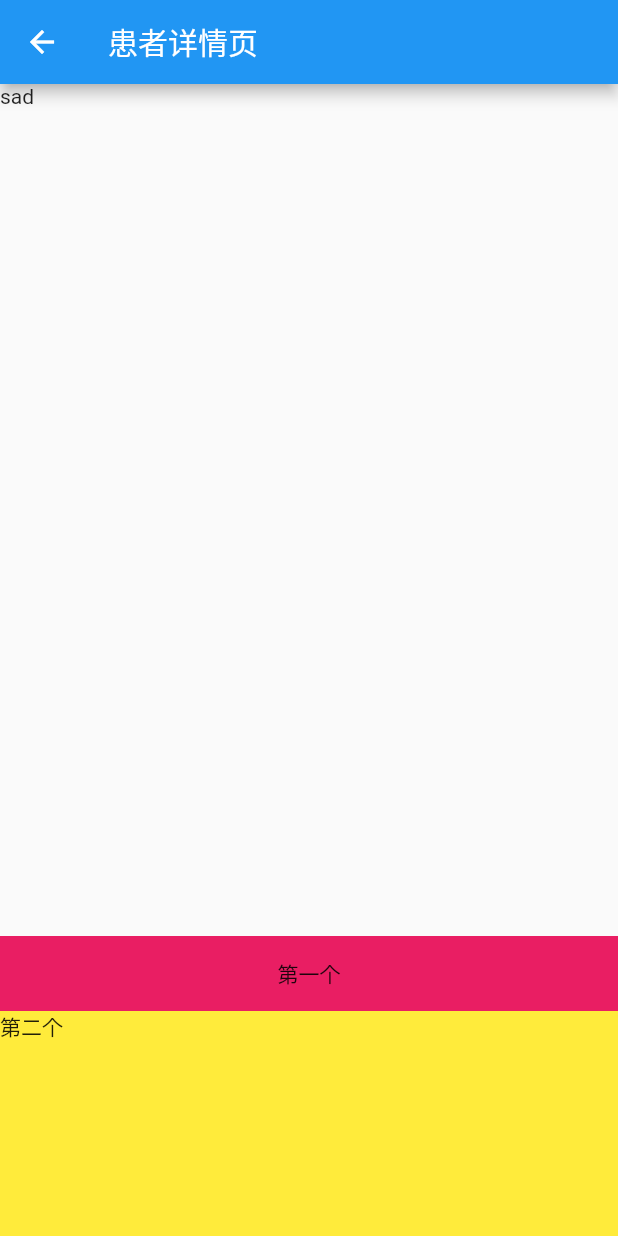
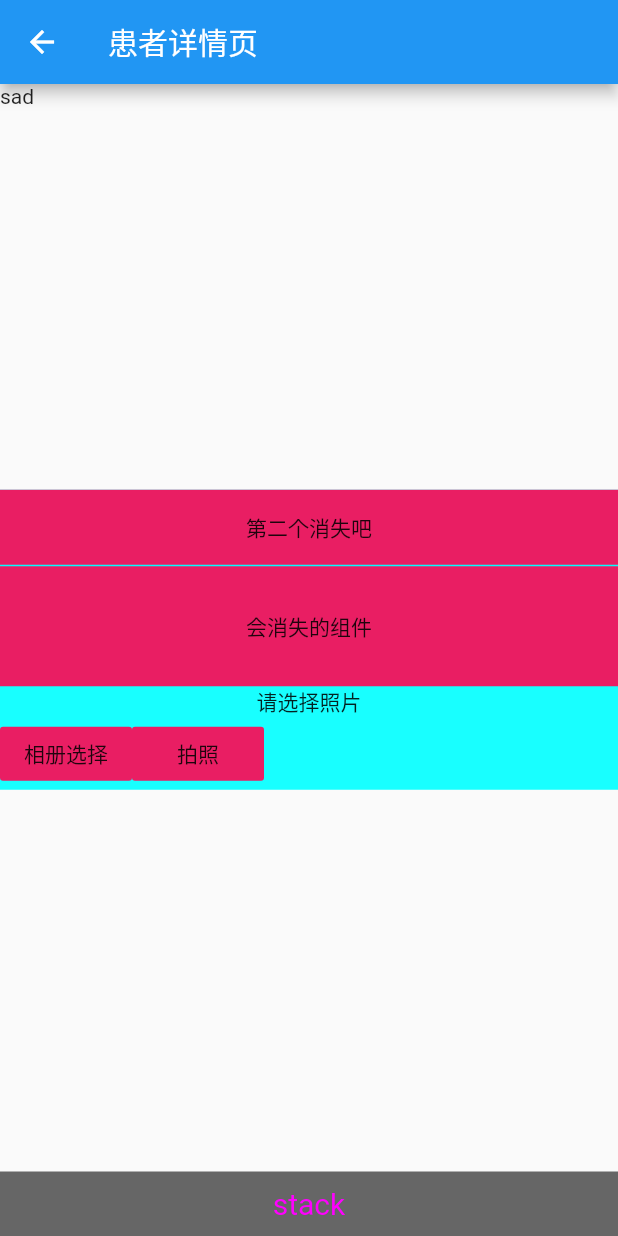
Before and after one commit to dreamlvxx/flutter_haodf, a Flutter app: the PatientDetailsPage screen opened directly, on a phone screen of 412 x 824 dp. Run offline on Flutter 3.47's test engine with Material 2 defaults, Android fonts, the phone set to English and light mode, and no system bars; our stand-ins replace dio, flutter_easyrefresh, image_picker; generated files the repository leaves out were written again.

Commit message:
add image_picker

```diff
--- a/lib/ui/patient_details_page.dart
+++ b/lib/ui/patient_details_page.dart
@@ -1,4 +1,5 @@
 import 'package:flutter/material.dart';
+import 'package:image_picker/image_picker.dart';
 
 class PatientDetailsPage extends StatelessWidget {
   String patientId;
@@ -10,16 +11,30 @@ class PatientDetailsPage extends StatelessWidget {
         title: Text("患者详情页"),
       ),
       body: Container(
-        width: double.infinity,
-        height: double.infinity,
+        width: double.infinity,//最大化
+        height: double.infinity,//最大化
         child: Column(
-          mainAxisAlignment: MainAxisAlignment.spaceBetween,
+          mainAxisAlignment: MainAxisAlignment.spaceBetween, //靠左右两边绘制
           crossAxisAlignment: CrossAxisAlignment.start,
           children: <Widget>[
             Container(
               child: Text("sad"),
             ),
-            PatientDetail()
+            PatientDetail(),
+            Stack(//可以重叠组件的view，类似于relativelayout
+              children: <Widget>[
+                Container(
+                  alignment: Alignment.center,
+                  color: const Color(0xff666666),
+                  width: double.infinity,
+                  child: Padding(
+                      padding: EdgeInsets.all(10.0),
+                      child: Text("stack",
+                          style: TextStyle(
+                              fontSize: 20, color: const Color(0xffff00ff)))),
+                )
+              ],
+            )
           ],
         ),
       ),
@@ -35,10 +50,24 @@ class PatientDetail extends StatefulWidget {
 }
 
 class _PatientDetail extends State<PatientDetail> {
+  bool ifOff = true;
+  var imageFile;
+  Future getImage () async{
+    var file = await ImagePicker.pickImage(source: ImageSource.gallery);
+    setState(() {
+      imageFile = file;
+    });
+  }
+  Future tajePhoto () async{
+    var file = await ImagePicker.pickImage(source: ImageSource.camera);
+    setState(() {
+      imageFile = file;
+    });
+  }
   @override
   Widget build(BuildContext context) {
     return Column(
-      mainAxisAlignment: MainAxisAlignment.spaceBetween,
+      mainAxisAlignment: MainAxisAlignment.spaceBetween,//从两边开始绘制
       crossAxisAlignment: CrossAxisAlignment.start,
       children: <Widget>[
         Container(
@@ -62,15 +91,71 @@ class _PatientDetail extends State<PatientDetail> {
               crossAxisAlignment: CrossAxisAlignment.start,
               children: <Widget>[
                 //container 中内容对齐方式用alignment属性
-                Container(height: 50.0,alignment: Alignment.center,width: double.infinity,color: Colors.pink, child: Text("第一个")),
+                Container(
+                    height: 50.0,
+                    alignment: Alignment.center,//内容对齐方式
+                    width: double.infinity,
+                    color: Colors.pink,
+                    child: FlatButton(//扁平化的按钮
+                        onPressed: () {
+                          setState(() {
+                            ifOff = !ifOff;
+                          });
+                        },
+                        child: Text("第二个消失吧"))),
+                Divider(//专用分割线
+                  height: 1.0,
+                  color: const Color(0xff00ffff),
+                ),
                 //在布局中，想让一个元素充满父布局的剩余空间，用Expand
                 Expanded(
-                  //double.infinity 会强制让一个元素充满
-                  child: Container(width: double.infinity,color: Colors.yellow, child: Text("第二个")),
-                )
+                  child: AnimatedOpacity(//可设置透明度的组件
+                    opacity: ifOff ? 1.0 : 0.0,
+                    duration: Duration(milliseconds: 500),
+                    child: Container(
+                        alignment: Alignment.center,
+                        width: double.infinity,
+                        color: Colors.pink,
+                        child: Padding(
+                            padding: EdgeInsets.all(3.0),
+                            child: Text("会消失的组件"))),
+                  ),
+                ),
+                getImageView(imageFile),
+                Row(
+                  children: <Widget>[
+                    FlatButton(
+                      color: Colors.pink,
+                      child: Text("相册选择"),
+                      onPressed: (){
+                        getImage();
+                      },
+                    ),
+                    FlatButton(
+                      color: Colors.pink,
+                      child: Text("拍照"),
+                      onPressed: (){
+                        tajePhoto();
+                      },
+                    ),
+                  ],
+                ),
+
+
               ],
             )),
       ],
     );
   }
+  Widget getImageView(imagepath){
+    if(null == imagepath){
+      return Center(
+        child: Text("请选择照片"),
+      );
+    }else{
+      return Center(
+        child: Image.file(imagepath,height: 50),
+      );
+    }
+  }
 }
--- a/pubspec.yaml
+++ b/pubspec.yaml
@@ -13,6 +13,7 @@ dependencies:
   json_annotation: ^2.0.0
   path_provider: ^0.4.1
   flutter_easyrefresh: ^1.2.7
+  image_picker: ^0.4.12+1
 
 dev_dependencies:
   flutter_test:
```
